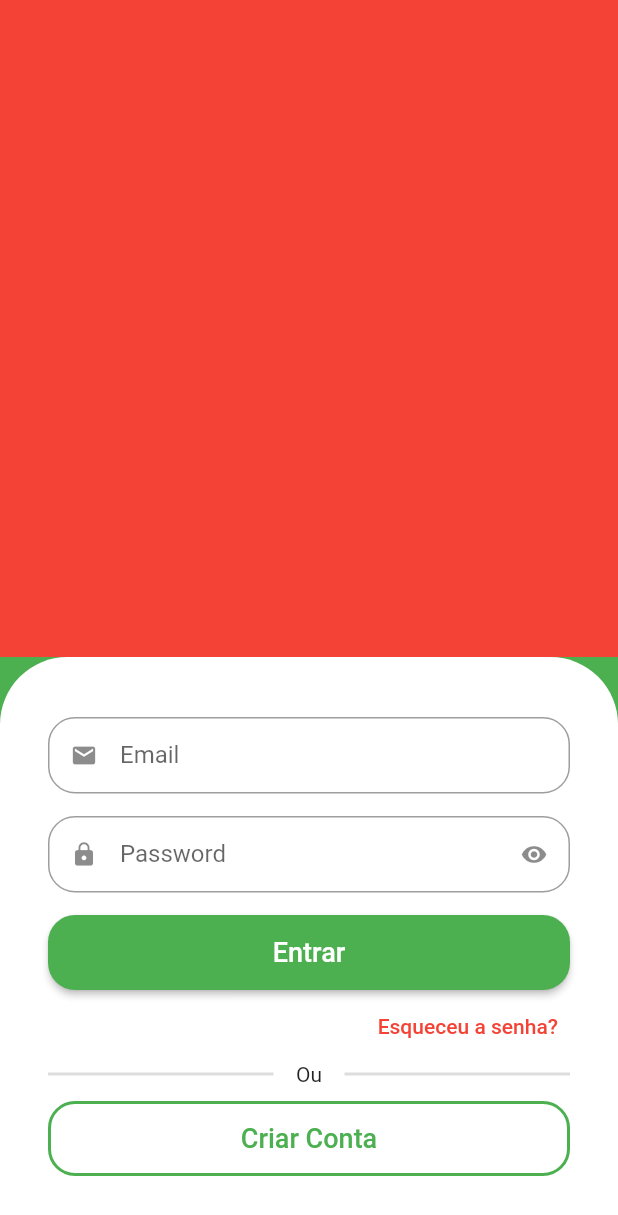
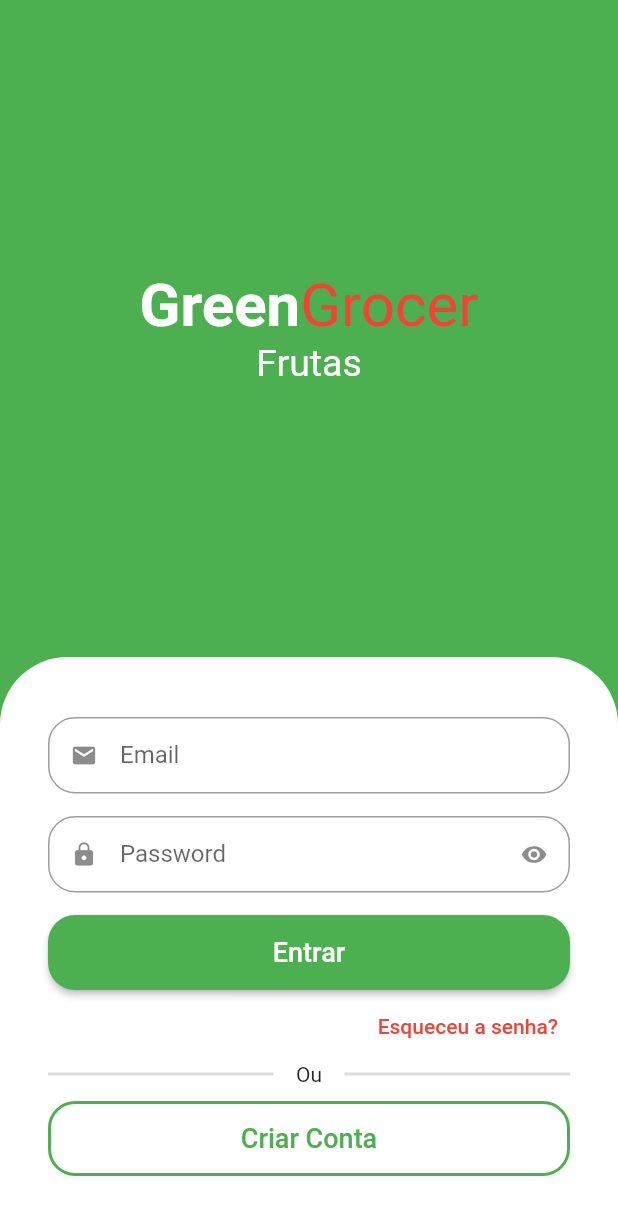
Before and after one commit to lamecksilva/lameco_grocery, a Flutter app: the screen it shows after launch, on a phone screen of 412 x 824 dp. Shown: the top 1215 px of the screen. Run offline on Flutter 3.47's test engine with Material 2 defaults, Android fonts, the phone set to English and light mode, and no system bars; drawn by our look-alikes of animated_text_kit.

Commit message:
feat(-title): Adiciona Nome do app e animação com categorias Adiciona pacote animated_text_kit

```diff
--- a/lib/src/auth/sign_in_screen.dart
+++ b/lib/src/auth/sign_in_screen.dart
@@ -1,3 +1,4 @@
+import 'package:animated_text_kit/animated_text_kit.dart';
 import 'package:flutter/material.dart';
 import 'package:lameco_grocery/src/auth/components/custom_text_field.dart';
 
@@ -10,10 +11,38 @@
       backgroundColor: Colors.green,
       body: Column(children: [
         Expanded(
-          child: Container(
-            color: Colors.red,
-          ),
+          child: Column(mainAxisAlignment: MainAxisAlignment.center, children: [
+            // Nome do App
+            const Text.rich(TextSpan(style: TextStyle(fontSize: 40), children: [
+              TextSpan(
+                  text: 'Green',
+                  style: TextStyle(
+                      color: Colors.white, fontWeight: FontWeight.bold)),
+              TextSpan(text: 'Grocer', style: TextStyle(color: Colors.red))
+            ])),
+
+            // Categorias
+            SizedBox(
+              height: 30,
+              child: DefaultTextStyle(
+                style: const TextStyle(fontSize: 25),
+                child: AnimatedTextKit(
+                    repeatForever: true,
+                    pause: Duration.zero,
+                    animatedTexts: [
+                      FadeAnimatedText('Frutas'),
+                      FadeAnimatedText('Legumes'),
+                      FadeAnimatedText('Verduras'),
+                      FadeAnimatedText('Carnes'),
+                      FadeAnimatedText('Cereais'),
+                      FadeAnimatedText('Laticíneos'),
+                    ]),
+              ),
+            ),
+          ]),
         ),
+
+        // Formulário
         Container(
           padding: const EdgeInsets.symmetric(horizontal: 32, vertical: 40),
           decoration: const BoxDecoration(
--- a/pubspec.yaml
+++ b/pubspec.yaml
@@ -32,10 +32,10 @@
   flutter:
     sdk: flutter
 
-
   # The following adds the Cupertino Icons font to your application.
   # Use with the CupertinoIcons class for iOS style icons.
   cupertino_icons: ^1.0.2
+  animated_text_kit: ^4.2.2
 
 dev_dependencies:
   flutter_test:
@@ -53,7 +53,6 @@
 
 # The following section is specific to Flutter packages.
 flutter:
-
   # The following line ensures that the Material Icons font is
   # included with your application, so that you can use the icons in
   # the material Icons class.
```
Also changed, not shown: pubspec.lock.
